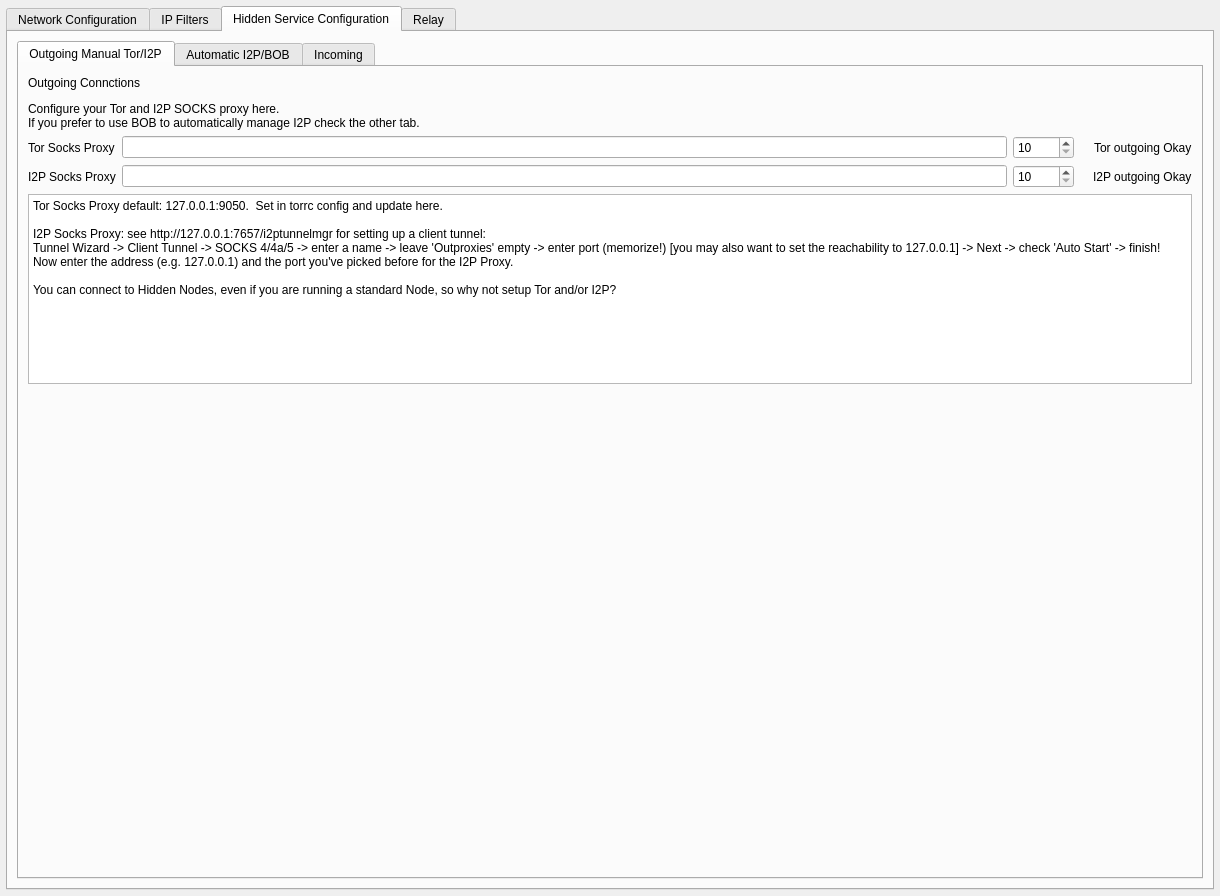
Above: retroshare-gui/src/gui/settings/ServerPage.ui from RetroShare/RetroShare before the change. Below: the same form after it.
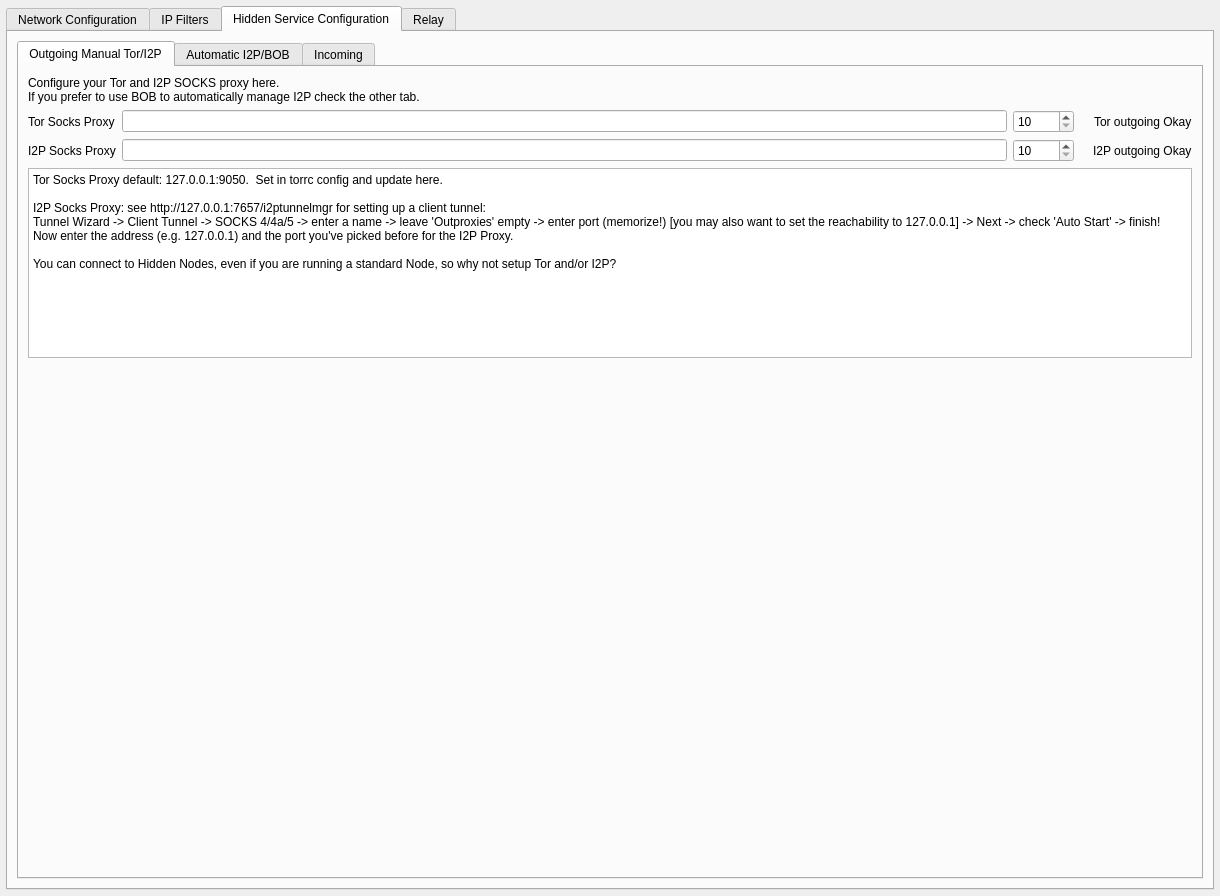
That is the form after the change. The open tabs and pages were chosen to show the change. Icons and pictures are not drawn.

The edit to the form file:
```diff
--- a/retroshare-gui/src/gui/settings/ServerPage.ui
+++ b/retroshare-gui/src/gui/settings/ServerPage.ui
@@ -831,7 +831,7 @@
            <item>
             <widget class="QLabel" name="hiddenpage_outHeader">
              <property name="text">
-              <string>&lt;html&gt;&lt;head/&gt;&lt;body&gt;&lt;p&gt;Outgoing Connctions&lt;/p&gt;&lt;p&gt;Configure your Tor and I2P SOCKS proxy here. &lt;br/&gt;If you prefer to use BOB to automatically manage I2P check the other tab.&lt;/p&gt;&lt;/body&gt;&lt;/html&gt;</string>
+              <string>&lt;html&gt;&lt;head/&gt;&lt;body&gt;&lt;p&gt;Configure your Tor and I2P SOCKS proxy here. &lt;br/&gt;If you prefer to use BOB to automatically manage I2P check the other tab.&lt;/p&gt;&lt;/body&gt;&lt;/html&gt;</string>
              </property>
             </widget>
            </item>
```
Left out of the diff: 2 changed lines with no effect on the pictures.
